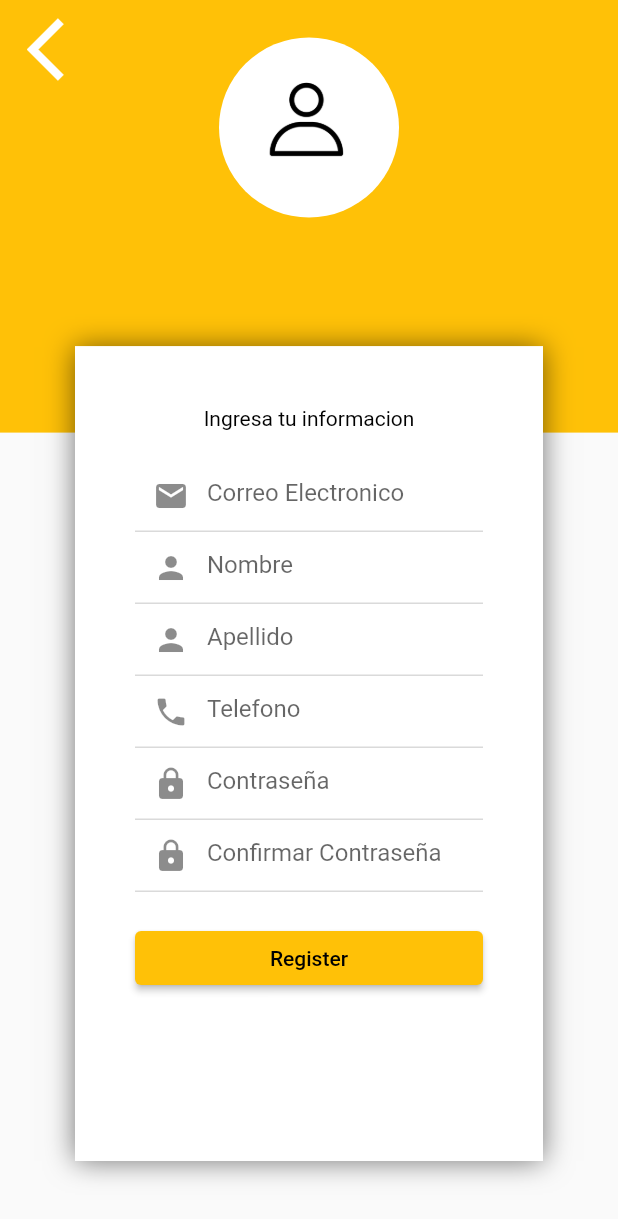
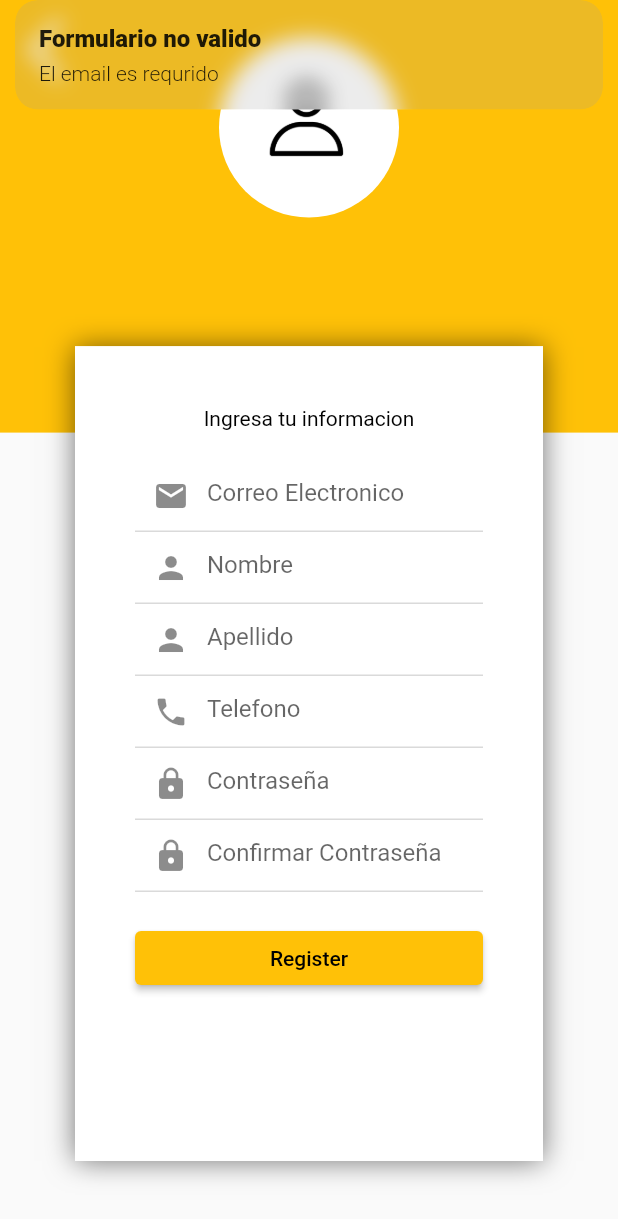
Before and after one commit to velfin13/flutter_app_delivery, a Flutter app: the RegisterPage screen opened by its route, after a tap on "Register", on a phone screen of 412 x 824 dp. Shown: the top 1219 px of the screen. Run offline on Flutter 3.47's test engine with Material 2 defaults, Android fonts, the phone set to English and light mode, and no system bars; our stand-ins replace get.

Commit message:
formulario de registro

```diff
--- a/lib/main.dart
+++ b/lib/main.dart
@@ -29,7 +29,7 @@ class _MyAppState extends State<MyApp> {
       initialRoute: "/",
       getPages: [
         GetPage(name: "/", page: () => LoginPage()),
-        GetPage(name: "/register", page: () => const RegisterPage()),
+        GetPage(name: "/register", page: () => RegisterPage()),
       ],
       navigatorKey: Get.key,
       theme: ThemeData(
--- a/lib/src/pages/login/login_controller.dart
+++ b/lib/src/pages/login/login_controller.dart
@@ -1,7 +1,38 @@
+import 'package:flutter/cupertino.dart';
 import 'package:get/get.dart';
 
 class LoginController extends GetxController {
+  TextEditingController emailControler = TextEditingController();
+  TextEditingController passwordControler = TextEditingController();
+
   void goToRegisterPage() {
     Get.toNamed("/register");
   }
+
+  void login() {
+    String email = emailControler.text.trim();
+    String password = passwordControler.text.trim();
+
+    if (isValidForm(email, password)) {
+      Get.snackbar("Formulario valido", "Campos correctos");
+    }
+  }
+
+  bool isValidForm(String email, String password) {
+    if (email.isEmpty) {
+      Get.snackbar("Formulario no valido", "El email es requrido");
+      return false;
+    }
+
+    if (!GetUtils.isEmail(email)) {
+      Get.snackbar("Formulario no valido", "El email no es valido!");
+      return false;
+    }
+
+    if (password.isEmpty) {
+      Get.snackbar("Formulario no valido", "La contraseña es requrida");
+      return false;
+    }
+    return true;
+  }
 }
--- a/lib/src/pages/login/login_page.dart
+++ b/lib/src/pages/login/login_page.dart
@@ -70,9 +70,10 @@ class LoginPage extends StatelessWidget {
   Widget _textFielEmail() {
     return Container(
       margin: const EdgeInsets.symmetric(horizontal: 40),
-      child: const TextField(
+      child: TextField(
+        controller: con.emailControler,
         keyboardType: TextInputType.emailAddress,
-        decoration: InputDecoration(
+        decoration: const InputDecoration(
             hintText: "Correo Electronico", prefixIcon: Icon(Icons.email)),
       ),
     );
@@ -81,10 +82,11 @@ class LoginPage extends StatelessWidget {
   Widget _textFielPassword() {
     return Container(
       margin: const EdgeInsets.symmetric(horizontal: 40),
-      child: const TextField(
+      child: TextField(
+          controller: con.passwordControler,
           keyboardType: TextInputType.visiblePassword,
           obscureText: true,
-          decoration: InputDecoration(
+          decoration: const InputDecoration(
             hintText: "Contraseña",
             prefixIcon: Icon(Icons.lock),
           )),
@@ -96,7 +98,7 @@ class LoginPage extends StatelessWidget {
       width: double.infinity,
       margin: const EdgeInsets.symmetric(horizontal: 40, vertical: 20),
       child: ElevatedButton(
-          onPressed: () {},
+          onPressed: () => con.login(),
           child: const Text(
             "Login",
             style: TextStyle(color: Colors.black),
--- /dev/null
+++ b/lib/src/pages/register/register_controller.dart
@@ -0,0 +1,71 @@
+import 'dart:developer';
+
+import 'package:flutter/cupertino.dart';
+import 'package:get/get.dart';
+
+class RegisterController extends GetxController {
+  TextEditingController emailControler = TextEditingController();
+  TextEditingController nombreControler = TextEditingController();
+  TextEditingController apellidoControler = TextEditingController();
+  TextEditingController telefonnoControler = TextEditingController();
+  TextEditingController passwordControler = TextEditingController();
+  TextEditingController confirmPasswordControler = TextEditingController();
+
+  void register() {
+    String email = emailControler.text.trim();
+    String nombre = nombreControler.text;
+    String apellido = apellidoControler.text;
+    String telefono = telefonnoControler.text.trim();
+    String password = passwordControler.text.trim();
+    String confirmPassword = confirmPasswordControler.text.trim();
+
+    if (isValidForm(
+        email, nombre, apellido, telefono, password, confirmPassword)) {
+      Get.snackbar("Formulario valido", "Campos correctos");
+    }
+  }
+
+  bool isValidForm(String email, String nombre, String apellido,
+      String telefono, String password, String confirmPassword) {
+    if (email.isEmpty) {
+      Get.snackbar("Formulario no valido", "El email es requrido");
+      return false;
+    }
+
+    if (nombre.isEmpty) {
+      Get.snackbar("Formulario no valido", "El Nombre es requrido");
+      return false;
+    }
+
+    if (apellido.isEmpty) {
+      Get.snackbar("Formulario no valido", "El Apellido es requrido");
+      return false;
+    }
+
+    if (telefono.isEmpty) {
+      Get.snackbar("Formulario no valido", "El Telefono es requrido");
+      return false;
+    }
+
+    if (password.isEmpty) {
+      Get.snackbar("Formulario no valido", "La Contraseña es requrida");
+      return false;
+    }
+
+    if (confirmPassword.isEmpty) {
+      Get.snackbar("Formulario no valido", "Debes confirmar la contraseña");
+      return false;
+    }
+
+    if (password != confirmPassword) {
+      Get.snackbar("Formulario no valido", "Las contraseñas no son iguales");
+      return false;
+    }
+
+    if (!GetUtils.isEmail(email)) {
+      Get.snackbar("Formulario no valido", "El email no es valido!");
+      return false;
+    }
+    return true;
+  }
+}
--- a/lib/src/pages/register/register_page.dart
+++ b/lib/src/pages/register/register_page.dart
@@ -1,8 +1,13 @@
+// ignore_for_file: must_be_immutable
+
 import 'package:flutter/material.dart';
+import 'package:flutter_app_delivery/src/pages/register/register_controller.dart';
 import 'package:get/get.dart';
 
 class RegisterPage extends StatelessWidget {
-  const RegisterPage({Key? key}) : super(key: key);
+  RegisterController con = Get.put(RegisterController());
+
+  RegisterPage({Key? key}) : super(key: key);
 
   @override
   Widget build(BuildContext context) {
@@ -58,9 +63,10 @@ class RegisterPage extends StatelessWidget {
   Widget _textFielEmail() {
     return Container(
       margin: const EdgeInsets.symmetric(horizontal: 40),
-      child: const TextField(
+      child: TextField(
+        controller: con.emailControler,
         keyboardType: TextInputType.emailAddress,
-        decoration: InputDecoration(
+        decoration: const InputDecoration(
             hintText: "Correo Electronico", prefixIcon: Icon(Icons.email)),
       ),
     );
@@ -69,10 +75,11 @@ class RegisterPage extends StatelessWidget {
   Widget _textFielNombre() {
     return Container(
       margin: const EdgeInsets.symmetric(horizontal: 40),
-      child: const TextField(
+      child: TextField(
+        controller: con.nombreControler,
         keyboardType: TextInputType.text,
-        decoration:
-            InputDecoration(hintText: "Nombre", prefixIcon: Icon(Icons.person)),
+        decoration: const InputDecoration(
+            hintText: "Nombre", prefixIcon: Icon(Icons.person)),
       ),
     );
   }
@@ -80,9 +87,10 @@ class RegisterPage extends StatelessWidget {
   Widget _textFielLastName() {
     return Container(
       margin: const EdgeInsets.symmetric(horizontal: 40),
-      child: const TextField(
+      child: TextField(
+        controller: con.apellidoControler,
         keyboardType: TextInputType.text,
-        decoration: InputDecoration(
+        decoration: const InputDecoration(
             hintText: "Apellido", prefixIcon: Icon(Icons.person)),
       ),
     );
@@ -91,9 +99,10 @@ class RegisterPage extends StatelessWidget {
   Widget _textFielPhone() {
     return Container(
       margin: const EdgeInsets.symmetric(horizontal: 40),
-      child: const TextField(
+      child: TextField(
+        controller: con.telefonnoControler,
         keyboardType: TextInputType.phone,
-        decoration: InputDecoration(
+        decoration: const InputDecoration(
             hintText: "Telefono", prefixIcon: Icon(Icons.phone)),
       ),
     );
@@ -102,10 +111,11 @@ class RegisterPage extends StatelessWidget {
   Widget _textFielPassword() {
     return Container(
       margin: const EdgeInsets.symmetric(horizontal: 40),
-      child: const TextField(
+      child: TextField(
+          controller: con.passwordControler,
           keyboardType: TextInputType.visiblePassword,
           obscureText: true,
-          decoration: InputDecoration(
+          decoration: const InputDecoration(
             hintText: "Contraseña",
             prefixIcon: Icon(Icons.lock),
           )),
@@ -115,10 +125,11 @@ class RegisterPage extends StatelessWidget {
   Widget _textFielConfirmPassword() {
     return Container(
       margin: const EdgeInsets.symmetric(horizontal: 40),
-      child: const TextField(
+      child: TextField(
+          controller: con.confirmPasswordControler,
           keyboardType: TextInputType.visiblePassword,
           obscureText: true,
-          decoration: InputDecoration(
+          decoration: const InputDecoration(
             hintText: "Confirmar Contraseña",
             prefixIcon: Icon(Icons.lock),
           )),
@@ -130,7 +141,7 @@ class RegisterPage extends StatelessWidget {
       width: double.infinity,
       margin: const EdgeInsets.symmetric(horizontal: 40, vertical: 20),
       child: ElevatedButton(
-          onPressed: () {},
+          onPressed: () => con.register(),
           child: const Text(
             "Register",
             style: TextStyle(color: Colors.black),
```
